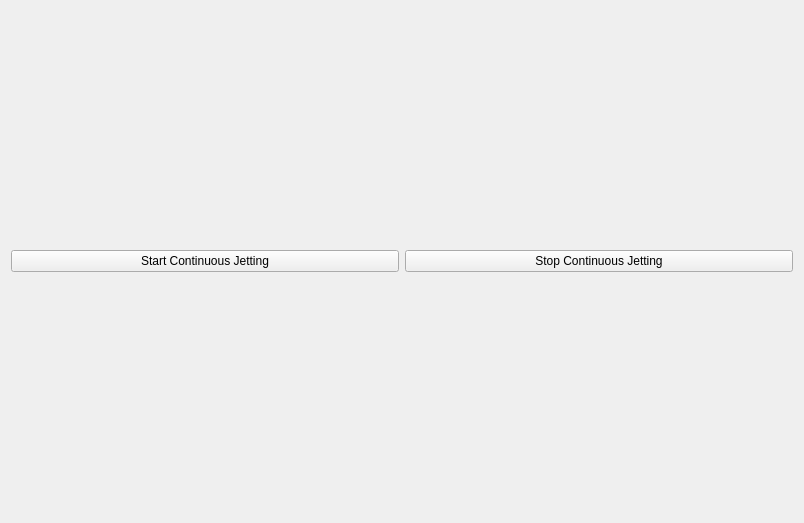
Above: src/ui/jettingwidget.ui from BYUCreateResearchLab/CREATE_LAB_Binder_Jet_Printer before the change. Below: the same form after it.
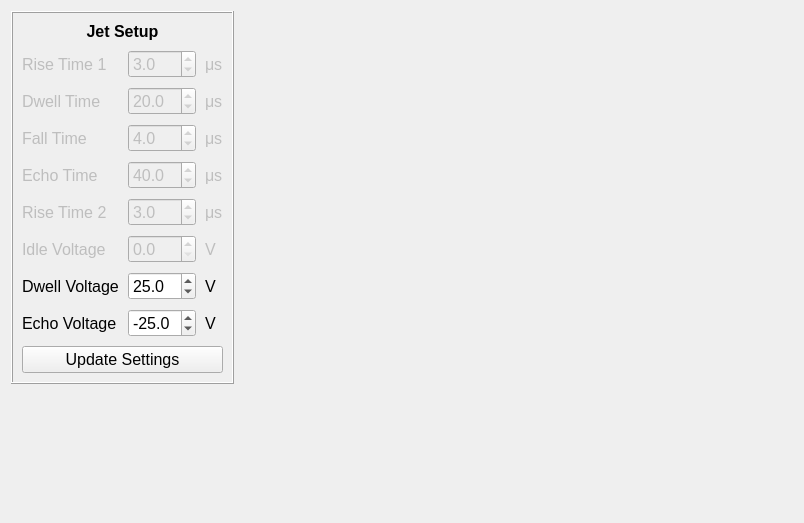
That is the form after the change.

Commit message: Echo & Dwell

Patch:
```diff
--- a/src/ui/jettingwidget.ui
+++ b/src/ui/jettingwidget.ui
@@ -10,23 +10,330 @@
     <height>523</height>
    </rect>
   </property>
+  <property name="font">
+   <font>
+    <pointsize>12</pointsize>
+   </font>
+  </property>
   <property name="windowTitle">
    <string>Form</string>
   </property>
   <layout class="QGridLayout" name="gridLayout">
    <item row="0" column="0">
-    <widget class="QPushButton" name="startJetting">
-     <property name="text">
-      <string>Start Continuous Jetting</string>
+    <widget class="QFrame" name="jetSettingsFrame">
+     <property name="frameShape">
+      <enum>QFrame::Box</enum>
      </property>
+     <property name="frameShadow">
+      <enum>QFrame::Raised</enum>
+     </property>
+     <layout class="QGridLayout" name="gridLayout_2">
+      <property name="spacing">
+       <number>9</number>
+      </property>
+      <item row="7" column="0">
+       <widget class="QLabel" name="label_11">
+        <property name="text">
+         <string>Dwell Voltage</string>
+        </property>
+       </widget>
+      </item>
+      <item row="1" column="2">
+       <widget class="QLabel" name="label_2">
+        <property name="enabled">
+         <bool>false</bool>
+        </property>
+        <property name="text">
+         <string>μs</string>
+        </property>
+       </widget>
+      </item>
+      <item row="8" column="2">
+       <widget class="QLabel" name="label_16">
+        <property name="text">
+         <string>V</string>
+        </property>
+       </widget>
+      </item>
+      <item row="5" column="0">
+       <widget class="QLabel" name="label_9">
+        <property name="enabled">
+         <bool>false</bool>
+        </property>
+        <property name="text">
+         <string>Rise Time 2</string>
+        </property>
+       </widget>
+      </item>
+      <item row="8" column="1">
+       <widget class="QDoubleSpinBox" name="echoVoltageSpinBox">
+        <property name="decimals">
+         <number>1</number>
+        </property>
+        <property name="minimum">
+         <double>-90.000000000000000</double>
+        </property>
+        <property name="maximum">
+         <double>0.000000000000000</double>
+        </property>
+        <property name="value">
+         <double>-25.000000000000000</double>
+        </property>
+       </widget>
+      </item>
+      <item row="4" column="1">
+       <widget class="QDoubleSpinBox" name="doubleSpinBox_3">
+        <property name="enabled">
+         <bool>false</bool>
+        </property>
+        <property name="decimals">
+         <number>1</number>
+        </property>
+        <property name="value">
+         <double>40.000000000000000</double>
+        </property>
+       </widget>
+      </item>
+      <item row="6" column="0">
+       <widget class="QLabel" name="label_10">
+        <property name="enabled">
+         <bool>false</bool>
+        </property>
+        <property name="text">
+         <string>Idle Voltage</string>
+        </property>
+       </widget>
+      </item>
+      <item row="8" column="0">
+       <widget class="QLabel" name="label_12">
+        <property name="text">
+         <string>Echo Voltage</string>
+        </property>
+       </widget>
+      </item>
+      <item row="5" column="1">
+       <widget class="QDoubleSpinBox" name="doubleSpinBox_5">
+        <property name="enabled">
+         <bool>false</bool>
+        </property>
+        <property name="decimals">
+         <number>1</number>
+        </property>
+        <property name="value">
+         <double>3.000000000000000</double>
+        </property>
+       </widget>
+      </item>
+      <item row="2" column="2">
+       <widget class="QLabel" name="label_5">
+        <property name="enabled">
+         <bool>false</bool>
+        </property>
+        <property name="text">
+         <string>μs</string>
+        </property>
+       </widget>
+      </item>
+      <item row="2" column="1">
+       <widget class="QDoubleSpinBox" name="doubleSpinBox_2">
+        <property name="enabled">
+         <bool>false</bool>
+        </property>
+        <property name="decimals">
+         <number>1</number>
+        </property>
+        <property name="value">
+         <double>20.000000000000000</double>
+        </property>
+       </widget>
+      </item>
+      <item row="7" column="1">
+       <widget class="QDoubleSpinBox" name="dwellVoltageSpinBox">
+        <property name="decimals">
+         <number>1</number>
+        </property>
+        <property name="maximum">
+         <double>90.000000000000000</double>
+        </property>
+        <property name="value">
+         <double>25.000000000000000</double>
+        </property>
+       </widget>
+      </item>
+      <item row="6" column="2">
+       <widget class="QLabel" name="label_14">
+        <property name="enabled">
+         <bool>false</bool>
+        </property>
+        <property name="text">
+         <string>V</string>
+        </property>
+       </widget>
+      </item>
+      <item row="7" column="2">
+       <widget class="QLabel" name="label_15">
+        <property name="text">
+         <string>V</string>
+        </property>
+       </widget>
+      </item>
+      <item row="1" column="0">
+       <widget class="QLabel" name="label">
+        <property name="enabled">
+         <bool>false</bool>
+        </property>
+        <property name="text">
+         <string>Rise Time 1</string>
+        </property>
+       </widget>
+      </item>
+      <item row="9" column="0" colspan="3">
+       <widget class="QPushButton" name="updateSettingsButton">
+        <property name="text">
+         <string>Update Settings</string>
+        </property>
+       </widget>
+      </item>
+      <item row="1" column="1">
+       <widget class="QDoubleSpinBox" name="doubleSpinBox">
+        <property name="enabled">
+         <bool>false</bool>
+        </property>
+        <property name="decimals">
+         <number>1</number>
+        </property>
+        <property name="value">
+         <double>3.000000000000000</double>
+        </property>
+       </widget>
+      </item>
+      <item row="4" column="2">
+       <widget class="QLabel" name="label_6">
+        <property name="enabled">
+         <bool>false</bool>
+        </property>
+        <property name="text">
+         <string>μs</string>
+        </property>
+       </widget>
+      </item>
+      <item row="3" column="1">
+       <widget class="QDoubleSpinBox" name="doubleSpinBox_4">
+        <property name="enabled">
+         <bool>false</bool>
+        </property>
+        <property name="decimals">
+         <number>1</number>
+        </property>
+        <property name="value">
+         <double>4.000000000000000</double>
+        </property>
+       </widget>
+      </item>
+      <item row="3" column="2">
+       <widget class="QLabel" name="label_8">
+        <property name="enabled">
+         <bool>false</bool>
+        </property>
+        <property name="text">
+         <string>μs</string>
+        </property>
+       </widget>
+      </item>
+      <item row="5" column="2">
+       <widget class="QLabel" name="label_13">
+        <property name="enabled">
+         <bool>false</bool>
+        </property>
+        <property name="text">
+         <string>μs</string>
+        </property>
+       </widget>
+      </item>
+      <item row="2" column="0">
+       <widget class="QLabel" name="label_3">
+        <property name="enabled">
+         <bool>false</bool>
+        </property>
+        <property name="text">
+         <string>Dwell Time</string>
+        </property>
+       </widget>
+      </item>
+      <item row="6" column="1">
+       <widget class="QDoubleSpinBox" name="doubleSpinBox_6">
+        <property name="enabled">
+         <bool>false</bool>
+        </property>
+        <property name="decimals">
+         <number>1</number>
+        </property>
+       </widget>
+      </item>
+      <item row="3" column="0">
+       <widget class="QLabel" name="label_4">
+        <property name="enabled">
+         <bool>false</bool>
+        </property>
+        <property name="text">
+         <string>Fall Time</string>
+        </property>
+       </widget>
+      </item>
+      <item row="4" column="0">
+       <widget class="QLabel" name="label_7">
+        <property name="enabled">
+         <bool>false</bool>
+        </property>
+        <property name="text">
+         <string>Echo Time</string>
+        </property>
+       </widget>
+      </item>
+      <item row="0" column="0" colspan="3">
+       <widget class="QLabel" name="label_17">
+        <property name="font">
+         <font>
+          <pointsize>12</pointsize>
+          <bold>true</bold>
+         </font>
+        </property>
+        <property name="text">
+         <string>Jet Setup</string>
+        </property>
+        <property name="alignment">
+         <set>Qt::AlignCenter</set>
+        </property>
+       </widget>
+      </item>
+     </layout>
     </widget>
    </item>
    <item row="0" column="1">
-    <widget class="QPushButton" name="stopJetting">
-     <property name="text">
-      <string>Stop Continuous Jetting</string>
+    <spacer name="horizontalSpacer">
+     <property name="orientation">
+      <enum>Qt::Horizontal</enum>
      </property>
-    </widget>
+     <property name="sizeHint" stdset="0">
+      <size>
+       <width>40</width>
+       <height>20</height>
+      </size>
+     </property>
+    </spacer>
+   </item>
+   <item row="3" column="0">
+    <spacer name="verticalSpacer">
+     <property name="orientation">
+      <enum>Qt::Vertical</enum>
+     </property>
+     <property name="sizeHint" stdset="0">
+      <size>
+       <width>20</width>
+       <height>40</height>
+      </size>
+     </property>
+    </spacer>
    </item>
   </layout>
  </widget>
```
The commit also changes 5 other files.
